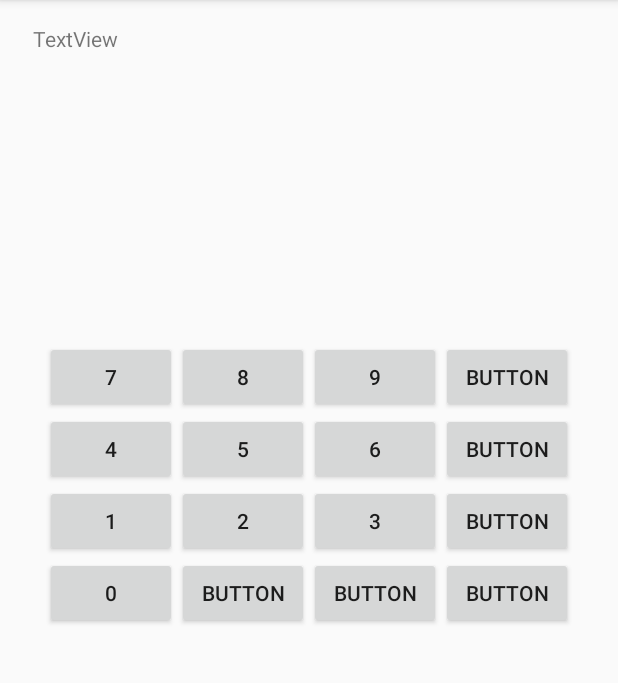
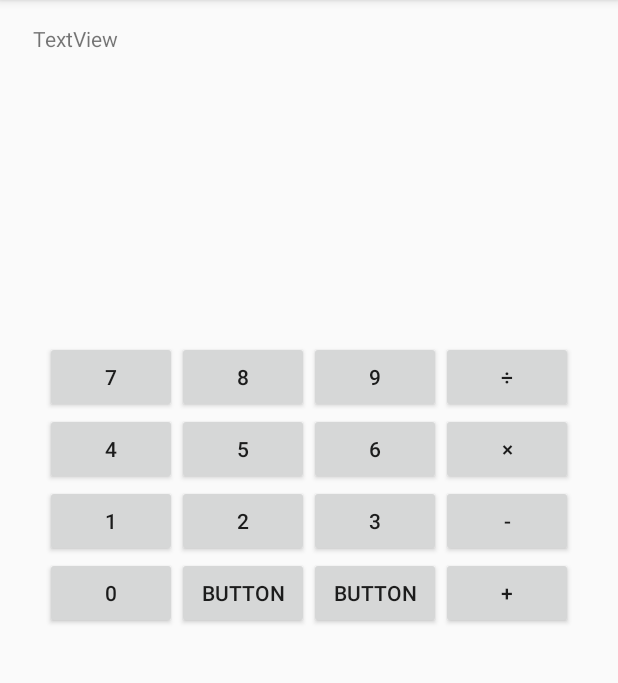
Before and after one commit to tomocy/calculator, an Android app: the screen it shows after launch (MainActivity), on a phone screen of 412 x 824 dp, the part 84-767 px from its top. Run offline under Robolectric (Android 15) with nearby library versions, the phone set to English and light mode, and no system bars.

Commit message:
[upd] main_activity

```diff
--- a/app/src/main/res/layout/activity_main.xml
+++ b/app/src/main/res/layout/activity_main.xml
@@ -54,6 +54,7 @@
                     android:id="@+id/num8Btn"
                     android:layout_width="wrap_content"
                     android:layout_height="wrap_content"
+                    android:onClick="onClickButton"
                     android:text="8" />
 
                 <Button
@@ -63,10 +64,11 @@
                     android:text="9" />
 
                 <Button
-                    android:id="@+id/button4"
+                    android:id="@+id/opDivideBtn"
                     android:layout_width="wrap_content"
                     android:layout_height="wrap_content"
-                    android:text="Button" />
+                    android:onClick="onClickButton"
+                    android:text="÷" />
             </TableRow>
 
             <TableRow
@@ -93,10 +95,11 @@
                     android:text="6" />
 
                 <Button
-                    android:id="@+id/button8"
+                    android:id="@+id/opTimesBtn"
                     android:layout_width="wrap_content"
                     android:layout_height="wrap_content"
-                    android:text="Button" />
+                    android:onClick="onClickButton"
+                    android:text="×" />
             </TableRow>
 
             <TableRow
@@ -123,10 +126,11 @@
                     android:text="3" />
 
                 <Button
-                    android:id="@+id/button12"
+                    android:id="@+id/opMinusBtn"
                     android:layout_width="wrap_content"
                     android:layout_height="wrap_content"
-                    android:text="Button" />
+                    android:onClick="onClickButton"
+                    android:text="-" />
             </TableRow>
 
             <TableRow
@@ -153,10 +157,11 @@
                     android:text="Button" />
 
                 <Button
-                    android:id="@+id/button16"
+                    android:id="@+id/opPlusBtn"
                     android:layout_width="wrap_content"
                     android:layout_height="wrap_content"
-                    android:text="Button" />
+                    android:onClick="onClickButton"
+                    android:text="+" />
             </TableRow>
 
         </TableLayout>
```
